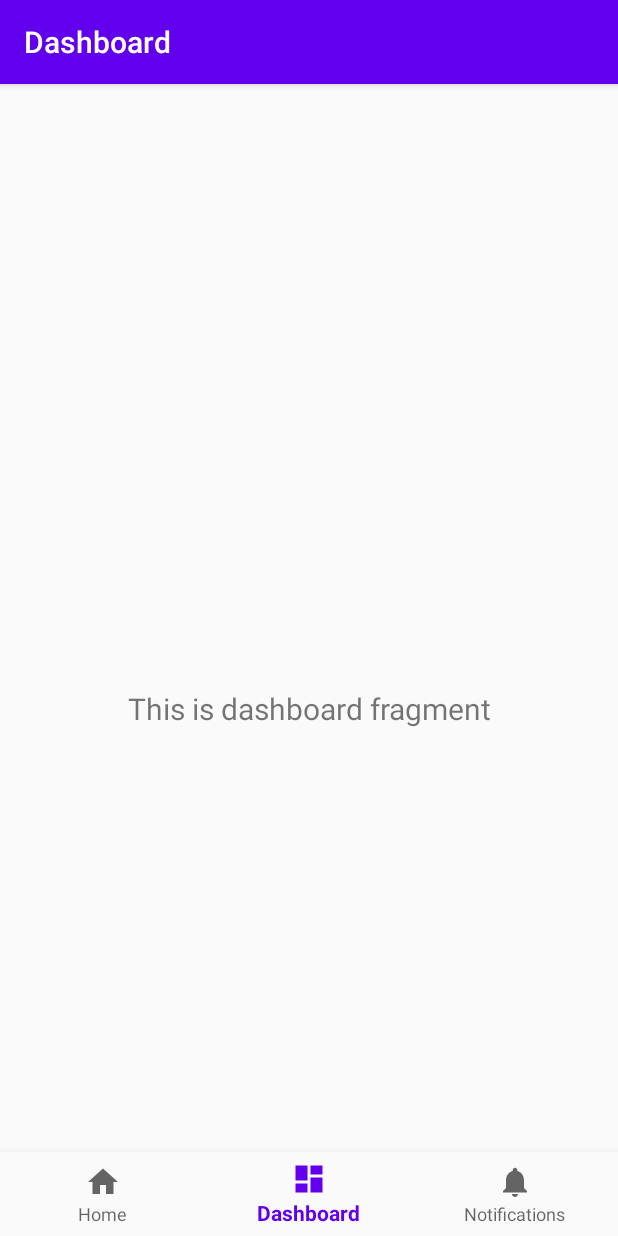
After one commit to hanssy130/CORONAFeed, an Android app: the DashboardFragment screen opened through its navigation route, on a phone screen of 412 x 824 dp. The commit adds this screen. Run offline under Robolectric (Android 15) with nearby library versions, the phone set to English and light mode, and no system bars; our stand-ins replace navigation-ui.

Commit message:
Can start HomeActivity from LoginActivity. TODO: Implement Login properly.

```diff
--- a/app/build.gradle
+++ b/app/build.gradle
@@ -29,6 +29,8 @@ dependencies {
     implementation 'androidx.annotation:annotation:1.1.0'
     implementation 'androidx.constraintlayout:constraintlayout:2.0.2'
     implementation 'androidx.lifecycle:lifecycle-extensions:2.2.0'
+    implementation 'androidx.navigation:navigation-fragment:2.3.0'
+    implementation 'androidx.navigation:navigation-ui:2.3.0'
     testImplementation 'junit:junit:4.12'
     androidTestImplementation 'androidx.test.ext:junit:1.1.2'
     androidTestImplementation 'androidx.test.espresso:espresso-core:3.3.0'
--- a/app/src/main/AndroidManifest.xml
+++ b/app/src/main/AndroidManifest.xml
@@ -10,6 +10,9 @@
         android:supportsRtl="true"
         android:theme="@style/AppTheme">
         <activity
+            android:name=".HomeActivity"
+            android:label="@string/title_activity_home"></activity>
+        <activity
             android:name=".ui.login.LoginActivity"
             android:label="@string/app_name">
             <intent-filter>
--- /dev/null
+++ b/app/src/main/java/ca/bcit/coronafeed/HomeActivity.java
@@ -0,0 +1,30 @@
+package ca.bcit.coronafeed;
+
+import android.os.Bundle;
+
+import com.google.android.material.bottomnavigation.BottomNavigationView;
+
+import androidx.appcompat.app.AppCompatActivity;
+import androidx.navigation.NavController;
+import androidx.navigation.Navigation;
+import androidx.navigation.ui.AppBarConfiguration;
+import androidx.navigation.ui.NavigationUI;
+
+public class HomeActivity extends AppCompatActivity {
+
+    @Override
+    protected void onCreate(Bundle savedInstanceState) {
+        super.onCreate(savedInstanceState);
+        setContentView(R.layout.activity_home);
+        BottomNavigationView navView = findViewById(R.id.nav_view);
+        // Passing each menu ID as a set of Ids because each
+        // menu should be considered as top level destinations.
+        AppBarConfiguration appBarConfiguration = new AppBarConfiguration.Builder(
+                R.id.navigation_home, R.id.navigation_dashboard, R.id.navigation_notifications)
+                .build();
+        NavController navController = Navigation.findNavController(this, R.id.nav_host_fragment);
+        NavigationUI.setupActionBarWithNavController(this, navController, appBarConfiguration);
+        NavigationUI.setupWithNavController(navView, navController);
+    }
+
+}
--- /dev/null
+++ b/app/src/main/java/ca/bcit/coronafeed/ui/dashboard/DashboardFragment.java
@@ -0,0 +1,35 @@
+package ca.bcit.coronafeed.ui.dashboard;
+
+import android.os.Bundle;
+import android.view.LayoutInflater;
+import android.view.View;
+import android.view.ViewGroup;
+import android.widget.TextView;
+
+import androidx.annotation.NonNull;
+import androidx.annotation.Nullable;
+import androidx.fragment.app.Fragment;
+import androidx.lifecycle.Observer;
+import androidx.lifecycle.ViewModelProviders;
+
+import ca.bcit.coronafeed.R;
+
+public class DashboardFragment extends Fragment {
+
+    private DashboardViewModel dashboardViewModel;
+
+    public View onCreateView(@NonNull LayoutInflater inflater,
+                             ViewGroup container, Bundle savedInstanceState) {
+        dashboardViewModel =
+                ViewModelProviders.of(this).get(DashboardViewModel.class);
+        View root = inflater.inflate(R.layout.fragment_dashboard, container, false);
+        final TextView textView = root.findViewById(R.id.text_dashboard);
+        dashboardViewModel.getText().observe(getViewLifecycleOwner(), new Observer<String>() {
+            @Override
+            public void onChanged(@Nullable String s) {
+                textView.setText(s);
+            }
+        });
+        return root;
+    }
+}
--- /dev/null
+++ b/app/src/main/java/ca/bcit/coronafeed/ui/dashboard/DashboardViewModel.java
@@ -0,0 +1,19 @@
+package ca.bcit.coronafeed.ui.dashboard;
+
+import androidx.lifecycle.LiveData;
+import androidx.lifecycle.MutableLiveData;
+import androidx.lifecycle.ViewModel;
+
+public class DashboardViewModel extends ViewModel {
+
+    private MutableLiveData<String> mText;
+
+    public DashboardViewModel() {
+        mText = new MutableLiveData<>();
+        mText.setValue("This is dashboard fragment");
+    }
+
+    public LiveData<String> getText() {
+        return mText;
+    }
+}
--- /dev/null
+++ b/app/src/main/java/ca/bcit/coronafeed/ui/home/HomeFragment.java
@@ -0,0 +1,35 @@
+package ca.bcit.coronafeed.ui.home;
+
+import android.os.Bundle;
+import android.view.LayoutInflater;
+import android.view.View;
+import android.view.ViewGroup;
+import android.widget.TextView;
+
+import androidx.annotation.NonNull;
+import androidx.annotation.Nullable;
+import androidx.fragment.app.Fragment;
+import androidx.lifecycle.Observer;
+import androidx.lifecycle.ViewModelProviders;
+
+import ca.bcit.coronafeed.R;
+
+public class HomeFragment extends Fragment {
+
+    private HomeViewModel homeViewModel;
+
+    public View onCreateView(@NonNull LayoutInflater inflater,
+                             ViewGroup container, Bundle savedInstanceState) {
+        homeViewModel =
+                ViewModelProviders.of(this).get(HomeViewModel.class);
+        View root = inflater.inflate(R.layout.fragment_home, container, false);
+        final TextView textView = root.findViewById(R.id.text_home);
+        homeViewModel.getText().observe(getViewLifecycleOwner(), new Observer<String>() {
+            @Override
+            public void onChanged(@Nullable String s) {
+                textView.setText(s);
+            }
+        });
+        return root;
+    }
+}
--- /dev/null
+++ b/app/src/main/java/ca/bcit/coronafeed/ui/home/HomeViewModel.java
@@ -0,0 +1,19 @@
+package ca.bcit.coronafeed.ui.home;
+
+import androidx.lifecycle.LiveData;
+import androidx.lifecycle.MutableLiveData;
+import androidx.lifecycle.ViewModel;
+
+public class HomeViewModel extends ViewModel {
+
+    private MutableLiveData<String> mText;
+
+    public HomeViewModel() {
+        mText = new MutableLiveData<>();
+        mText.setValue("This is home fragment");
+    }
+
+    public LiveData<String> getText() {
+        return mText;
+    }
+}
--- a/app/src/main/java/ca/bcit/coronafeed/ui/login/LoginActivity.java
+++ b/app/src/main/java/ca/bcit/coronafeed/ui/login/LoginActivity.java
@@ -5,6 +5,7 @@ import android.app.Activity;
 import androidx.lifecycle.Observer;
 import androidx.lifecycle.ViewModelProviders;
 
+import android.content.Intent;
 import android.os.Bundle;
 
 import androidx.annotation.Nullable;
@@ -22,9 +23,8 @@ import android.widget.ProgressBar;
 import android.widget.TextView;
 import android.widget.Toast;
 
+import ca.bcit.coronafeed.HomeActivity;
 import ca.bcit.coronafeed.R;
-import ca.bcit.coronafeed.ui.login.LoginViewModel;
-import ca.bcit.coronafeed.ui.login.LoginViewModelFactory;
 
 public class LoginActivity extends AppCompatActivity {
 
@@ -64,6 +64,13 @@ public class LoginActivity extends AppCompatActivity {
                 if (loginResult == null) {
                     return;
                 }
+
+                //TODO: Properly implement login. Put this code in loginResult.getSuccess()
+                if (true) {
+                    startActivity(new Intent(LoginActivity.this, HomeActivity.class));
+                    finish();
+                }
+
                 loadingProgressBar.setVisibility(View.GONE);
                 if (loginResult.getError() != null) {
                     showLoginFailed(loginResult.getError());
--- /dev/null
+++ b/app/src/main/java/ca/bcit/coronafeed/ui/notifications/NotificationsFragment.java
@@ -0,0 +1,35 @@
+package ca.bcit.coronafeed.ui.notifications;
+
+import android.os.Bundle;
+import android.view.LayoutInflater;
+import android.view.View;
+import android.view.ViewGroup;
+import android.widget.TextView;
+
+import androidx.annotation.NonNull;
+import androidx.annotation.Nullable;
+import androidx.fragment.app.Fragment;
+import androidx.lifecycle.Observer;
+import androidx.lifecycle.ViewModelProviders;
+
+import ca.bcit.coronafeed.R;
+
+public class NotificationsFragment extends Fragment {
+
+    private NotificationsViewModel notificationsViewModel;
+
+    public View onCreateView(@NonNull LayoutInflater inflater,
+                             ViewGroup container, Bundle savedInstanceState) {
+        notificationsViewModel =
+                ViewModelProviders.of(this).get(NotificationsViewModel.class);
+        View root = inflater.inflate(R.layout.fragment_notifications, container, false);
+        final TextView textView = root.findViewById(R.id.text_notifications);
+        notificationsViewModel.getText().observe(getViewLifecycleOwner(), new Observer<String>() {
+            @Override
+            public void onChanged(@Nullable String s) {
+                textView.setText(s);
+            }
+        });
+        return root;
+    }
+}
--- /dev/null
+++ b/app/src/main/java/ca/bcit/coronafeed/ui/notifications/NotificationsViewModel.java
@@ -0,0 +1,19 @@
+package ca.bcit.coronafeed.ui.notifications;
+
+import androidx.lifecycle.LiveData;
+import androidx.lifecycle.MutableLiveData;
+import androidx.lifecycle.ViewModel;
+
+public class NotificationsViewModel extends ViewModel {
+
+    private MutableLiveData<String> mText;
+
+    public NotificationsViewModel() {
+        mText = new MutableLiveData<>();
+        mText.setValue("This is notifications fragment");
+    }
+
+    public LiveData<String> getText() {
+        return mText;
+    }
+}
--- /dev/null
+++ b/app/src/main/res/drawable/ic_dashboard_black_24dp.xml
@@ -0,0 +1,9 @@
+<vector xmlns:android="http://schemas.android.com/apk/res/android"
+    android:width="24dp"
+    android:height="24dp"
+    android:viewportWidth="24.0"
+    android:viewportHeight="24.0">
+    <path
+        android:fillColor="#FF000000"
+        android:pathData="M3,13h8L11,3L3,3v10zM3,21h8v-6L3,15v6zM13,21h8L21,11h-8v10zM13,3v6h8L21,3h-8z" />
+</vector>
--- /dev/null
+++ b/app/src/main/res/drawable/ic_home_black_24dp.xml
@@ -0,0 +1,9 @@
+<vector xmlns:android="http://schemas.android.com/apk/res/android"
+    android:width="24dp"
+    android:height="24dp"
+    android:viewportWidth="24.0"
+    android:viewportHeight="24.0">
+    <path
+        android:fillColor="#FF000000"
+        android:pathData="M10,20v-6h4v6h5v-8h3L12,3 2,12h3v8z" />
+</vector>
--- /dev/null
+++ b/app/src/main/res/drawable/ic_notifications_black_24dp.xml
@@ -0,0 +1,9 @@
+<vector xmlns:android="http://schemas.android.com/apk/res/android"
+    android:width="24dp"
+    android:height="24dp"
+    android:viewportWidth="24.0"
+    android:viewportHeight="24.0">
+    <path
+        android:fillColor="#FF000000"
+        android:pathData="M12,22c1.1,0 2,-0.9 2,-2h-4c0,1.1 0.89,2 2,2zM18,16v-5c0,-3.07 -1.64,-5.64 -4.5,-6.32L13.5,4c0,-0.83 -0.67,-1.5 -1.5,-1.5s-1.5,0.67 -1.5,1.5v0.68C7.63,5.36 6,7.92 6,11v5l-2,2v1h16v-1l-2,-2z" />
+</vector>
--- /dev/null
+++ b/app/src/main/res/layout/activity_home.xml
@@ -0,0 +1,33 @@
+<?xml version="1.0" encoding="utf-8"?>
+<androidx.constraintlayout.widget.ConstraintLayout xmlns:android="http://schemas.android.com/apk/res/android"
+    xmlns:app="http://schemas.android.com/apk/res-auto"
+    android:id="@+id/container"
+    android:layout_width="match_parent"
+    android:layout_height="match_parent"
+    android:paddingTop="?attr/actionBarSize">
+
+    <com.google.android.material.bottomnavigation.BottomNavigationView
+        android:id="@+id/nav_view"
+        android:layout_width="0dp"
+        android:layout_height="wrap_content"
+        android:layout_marginStart="0dp"
+        android:layout_marginEnd="0dp"
+        android:background="?android:attr/windowBackground"
+        app:layout_constraintBottom_toBottomOf="parent"
+        app:layout_constraintLeft_toLeftOf="parent"
+        app:layout_constraintRight_toRightOf="parent"
+        app:menu="@menu/bottom_nav_menu" />
+
+    <fragment
+        android:id="@+id/nav_host_fragment"
+        android:name="androidx.navigation.fragment.NavHostFragment"
+        android:layout_width="match_parent"
+        android:layout_height="match_parent"
+        app:defaultNavHost="true"
+        app:layout_constraintBottom_toTopOf="@id/nav_view"
+        app:layout_constraintLeft_toLeftOf="parent"
+        app:layout_constraintRight_toRightOf="parent"
+        app:layout_constraintTop_toTopOf="parent"
+        app:navGraph="@navigation/mobile_navigation" />
+
+</androidx.constraintlayout.widget.ConstraintLayout>
--- /dev/null
+++ b/app/src/main/res/layout/fragment_dashboard.xml
@@ -0,0 +1,22 @@
+<?xml version="1.0" encoding="utf-8"?>
+<androidx.constraintlayout.widget.ConstraintLayout xmlns:android="http://schemas.android.com/apk/res/android"
+    xmlns:app="http://schemas.android.com/apk/res-auto"
+    xmlns:tools="http://schemas.android.com/tools"
+    android:layout_width="match_parent"
+    android:layout_height="match_parent"
+    tools:context=".ui.dashboard.DashboardFragment">
+
+    <TextView
+        android:id="@+id/text_dashboard"
+        android:layout_width="match_parent"
+        android:layout_height="wrap_content"
+        android:layout_marginStart="8dp"
+        android:layout_marginTop="8dp"
+        android:layout_marginEnd="8dp"
+        android:textAlignment="center"
+        android:textSize="20sp"
+        app:layout_constraintBottom_toBottomOf="parent"
+        app:layout_constraintEnd_toEndOf="parent"
+        app:layout_constraintStart_toStartOf="parent"
+        app:layout_constraintTop_toTopOf="parent" />
+</androidx.constraintlayout.widget.ConstraintLayout>
--- /dev/null
+++ b/app/src/main/res/layout/fragment_home.xml
@@ -0,0 +1,22 @@
+<?xml version="1.0" encoding="utf-8"?>
+<androidx.constraintlayout.widget.ConstraintLayout xmlns:android="http://schemas.android.com/apk/res/android"
+    xmlns:app="http://schemas.android.com/apk/res-auto"
+    xmlns:tools="http://schemas.android.com/tools"
+    android:layout_width="match_parent"
+    android:layout_height="match_parent"
+    tools:context=".ui.home.HomeFragment">
+
+    <TextView
+        android:id="@+id/text_home"
+        android:layout_width="match_parent"
+        android:layout_height="wrap_content"
+        android:layout_marginStart="8dp"
+        android:layout_marginTop="8dp"
+        android:layout_marginEnd="8dp"
+        android:textAlignment="center"
+        android:textSize="20sp"
+        app:layout_constraintBottom_toBottomOf="parent"
+        app:layout_constraintEnd_toEndOf="parent"
+        app:layout_constraintStart_toStartOf="parent"
+        app:layout_constraintTop_toTopOf="parent" />
+</androidx.constraintlayout.widget.ConstraintLayout>
--- /dev/null
+++ b/app/src/main/res/layout/fragment_notifications.xml
@@ -0,0 +1,22 @@
+<?xml version="1.0" encoding="utf-8"?>
+<androidx.constraintlayout.widget.ConstraintLayout xmlns:android="http://schemas.android.com/apk/res/android"
+    xmlns:app="http://schemas.android.com/apk/res-auto"
+    xmlns:tools="http://schemas.android.com/tools"
+    android:layout_width="match_parent"
+    android:layout_height="match_parent"
+    tools:context=".ui.notifications.NotificationsFragment">
+
+    <TextView
+        android:id="@+id/text_notifications"
+        android:layout_width="match_parent"
+        android:layout_height="wrap_content"
+        android:layout_marginStart="8dp"
+        android:layout_marginTop="8dp"
+        android:layout_marginEnd="8dp"
+        android:textAlignment="center"
+        android:textSize="20sp"
+        app:layout_constraintBottom_toBottomOf="parent"
+        app:layout_constraintEnd_toEndOf="parent"
+        app:layout_constraintStart_toStartOf="parent"
+        app:layout_constraintTop_toTopOf="parent" />
+</androidx.constraintlayout.widget.ConstraintLayout>
--- /dev/null
+++ b/app/src/main/res/menu/bottom_nav_menu.xml
@@ -0,0 +1,19 @@
+<?xml version="1.0" encoding="utf-8"?>
+<menu xmlns:android="http://schemas.android.com/apk/res/android">
+
+    <item
+        android:id="@+id/navigation_home"
+        android:icon="@drawable/ic_home_black_24dp"
+        android:title="@string/title_home" />
+
+    <item
+        android:id="@+id/navigation_dashboard"
+        android:icon="@drawable/ic_dashboard_black_24dp"
+        android:title="@string/title_dashboard" />
+
+    <item
+        android:id="@+id/navigation_notifications"
+        android:icon="@drawable/ic_notifications_black_24dp"
+        android:title="@string/title_notifications" />
+
+</menu>
--- /dev/null
+++ b/app/src/main/res/navigation/mobile_navigation.xml
@@ -0,0 +1,25 @@
+<?xml version="1.0" encoding="utf-8"?>
+<navigation xmlns:android="http://schemas.android.com/apk/res/android"
+    xmlns:app="http://schemas.android.com/apk/res-auto"
+    xmlns:tools="http://schemas.android.com/tools"
+    android:id="@+id/mobile_navigation"
+    app:startDestination="@+id/navigation_home">
+
+    <fragment
+        android:id="@+id/navigation_home"
+        android:name="ca.bcit.coronafeed.ui.home.HomeFragment"
+        android:label="@string/title_home"
+        tools:layout="@layout/fragment_home" />
+
+    <fragment
+        android:id="@+id/navigation_dashboard"
+        android:name="ca.bcit.coronafeed.ui.dashboard.DashboardFragment"
+        android:label="@string/title_dashboard"
+        tools:layout="@layout/fragment_dashboard" />
+
+    <fragment
+        android:id="@+id/navigation_notifications"
+        android:name="ca.bcit.coronafeed.ui.notifications.NotificationsFragment"
+        android:label="@string/title_notifications"
+        tools:layout="@layout/fragment_notifications" />
+</navigation>
--- a/app/src/main/res/values/strings.xml
+++ b/app/src/main/res/values/strings.xml
@@ -9,4 +9,8 @@
     <string name="invalid_username">Not a valid username</string>
     <string name="invalid_password">Password must be >5 characters</string>
     <string name="login_failed">"Login failed"</string>
+    <string name="title_activity_home">MainActivity</string>
+    <string name="title_home">Home</string>
+    <string name="title_dashboard">Dashboard</string>
+    <string name="title_notifications">Notifications</string>
 </resources>
```
